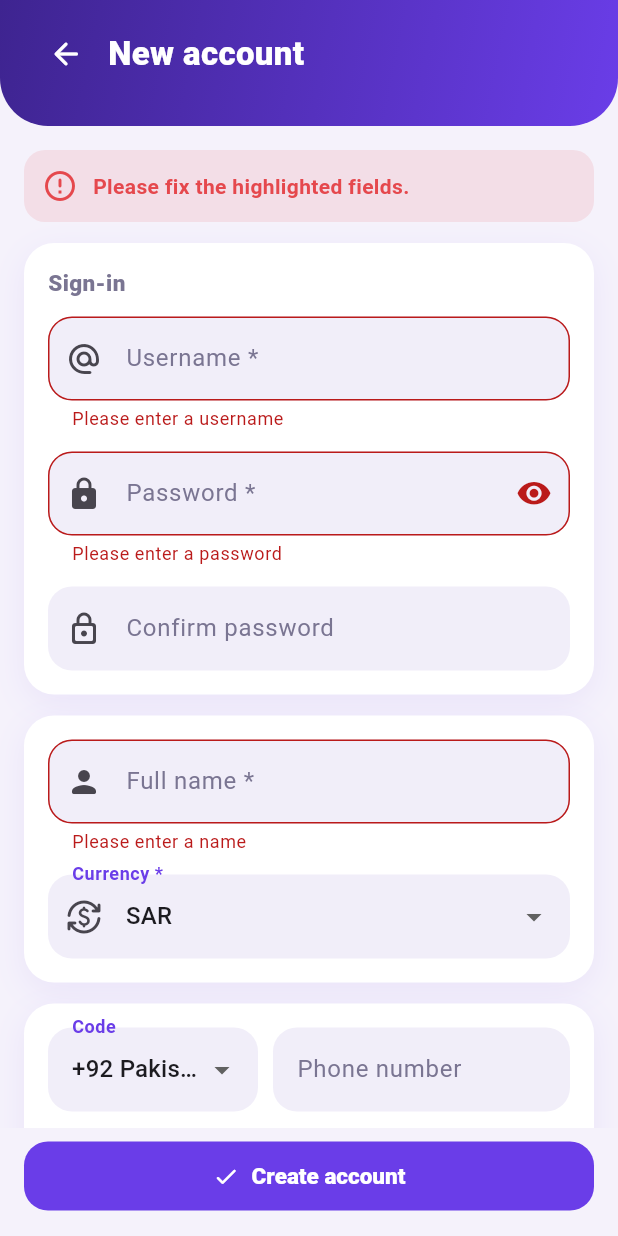
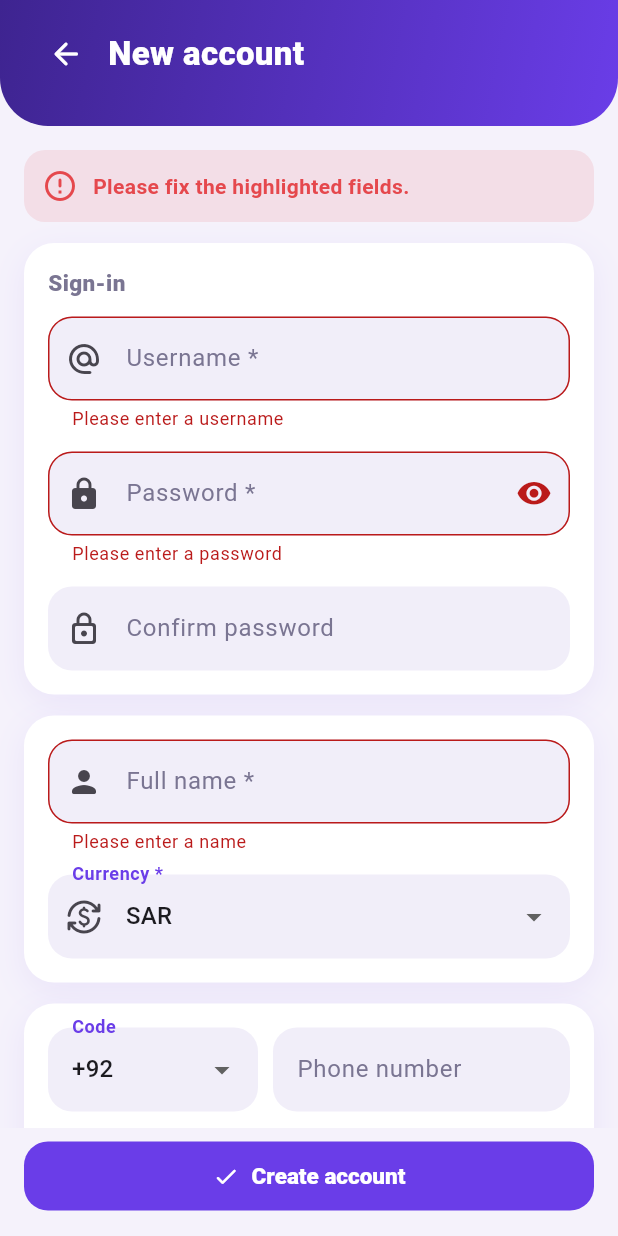
Before and after one commit to musarafique96/household-app, a Flutter app: the AccountFormScreen screen opened directly, after a tap on "Create account", on a phone screen of 412 x 824 dp. Run offline on Flutter 3.47's test engine with Material 3 defaults, Android fonts, the phone set to English and light mode, and no system bars; our stand-ins replace cloud_firestore, firebase_auth, firebase_core, google_sign_in, local_auth, pdf and 3 more; accounts and stored records are empty.

Commit message:
Show only the country code in the phone code dropdown
Co-Authored-By: Claude Haiku 5.5 <noreply@anthropic.com>
Claude-Session: https://claude.ai/code/session_01GxBEEVz6jtd6JGLstdxmYE

```diff
--- a/lib/screens/account_form_screen.dart
+++ b/lib/screens/account_form_screen.dart
@@ -787,8 +787,7 @@ class _AccountFormScreenState extends State<AccountFormScreen> {
                                   for (final c in kDialCodes)
                                     DropdownMenuItem(
                                       value: c.code,
-                                      child: Text('${c.code} ${c.country}',
-                                          overflow: TextOverflow.ellipsis),
+                                      child: Text(c.code),
                                     ),
                                 ],
                                 onChanged: (v) => setState(() => _dial = v ?? _dial),
```
